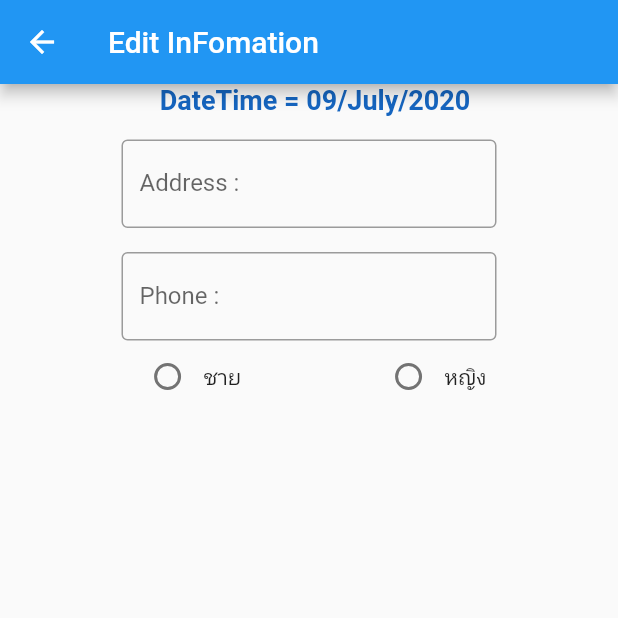
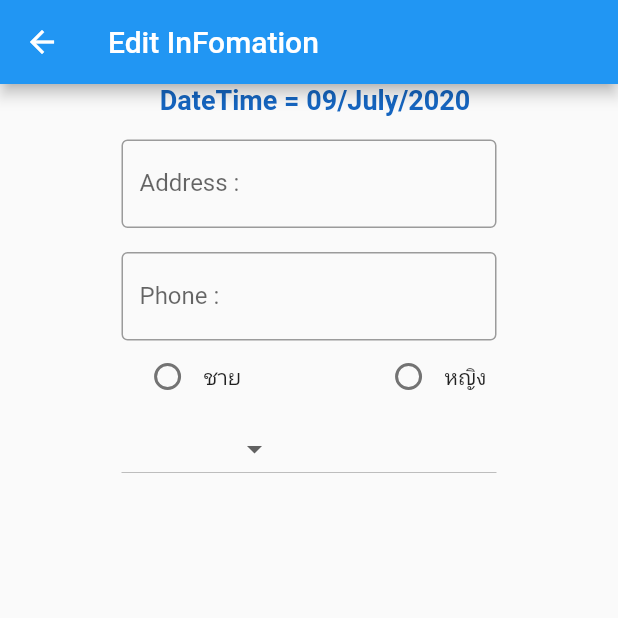
Before and after one commit to masterUNG/UngRciV2, a Flutter app: the EditInfoShop screen opened directly, on a phone screen of 412 x 824 dp, the top half of it. Run offline on Flutter 3.47's test engine with Material 2 defaults, Android fonts, the phone set to English and light mode, and no system bars; our stand-ins replace dio, shared_preferences; accounts and stored records are empty; statements that could not run were skipped.

Commit message:
upload 9.50

```diff
--- a/lib/page/edit_info_shop.dart
+++ b/lib/page/edit_info_shop.dart
@@ -1,6 +1,7 @@
 import 'package:flutter/material.dart';
 import 'package:intl/intl.dart';
 import 'package:ungrci/models/user_model.dart';
+import 'package:ungrci/utility/my_constant.dart';
 import 'package:ungrci/utility/my_style.dart';
 
 class EditInfoShop extends StatefulWidget {
@@ -14,17 +15,21 @@ class EditInfoShop extends StatefulWidget {
 class _EditInfoShopState extends State<EditInfoShop> {
   UserModel userModel;
   String dateTimeString, gender, educateString, address, phone, id;
+  List<String> educates;
 
   @override
   void initState() {
     // TODO: implement initState
     super.initState();
+
     userModel = widget.userModel;
     gender = userModel.gendel;
     educateString = userModel.education;
     address = userModel.address;
     phone = userModel.phone;
     id = userModel.id;
+
+    educates = MyConstant().educates;
 
     findCurrentTime();
   }
@@ -49,14 +54,35 @@ class _EditInfoShopState extends State<EditInfoShop> {
             addressForm(),
             phoneForm(),
             genderGroup(),
+            educationDropdown(),
           ],
         ),
       ),
     );
   }
 
+  Container educationDropdown() => Container(width: 250,
+        child: DropdownButton<String>(
+          value: educateString,
+          items: educates
+              .map(
+                (e) => DropdownMenuItem(
+                  child: Text(e),
+                  value: e,
+                ),
+              )
+              .toList(),
+          onChanged: (value) {
+            setState(() {
+              educateString = value;
+            });
+          },
+        ),
+      );
+
   Container genderGroup() => Container(
-        child: Row(mainAxisAlignment: MainAxisAlignment.spaceEvenly,
+        child: Row(
+          mainAxisAlignment: MainAxisAlignment.spaceEvenly,
           children: <Widget>[
             mailRadio(),
             feMaleRadio(),
--- a/lib/utility/my_constant.dart
+++ b/lib/utility/my_constant.dart
@@ -2,6 +2,15 @@ class MyConstant {
 
   String domain = 'https://e8e82fd50239.ngrok.io';
 
+  List<String> educates = [
+    'ต่ำกว่า ป.6',
+    'มัธยมต้น',
+    'มัธยมปลาย',
+    'ปริญาตรี',
+    'ปริญาโท',
+    'ปริญาเอก'
+  ];
+
 
   MyConstant();
 }
```
Also changed, not shown: lib/page/add_info_shop.dart (+4 -8 lines).
